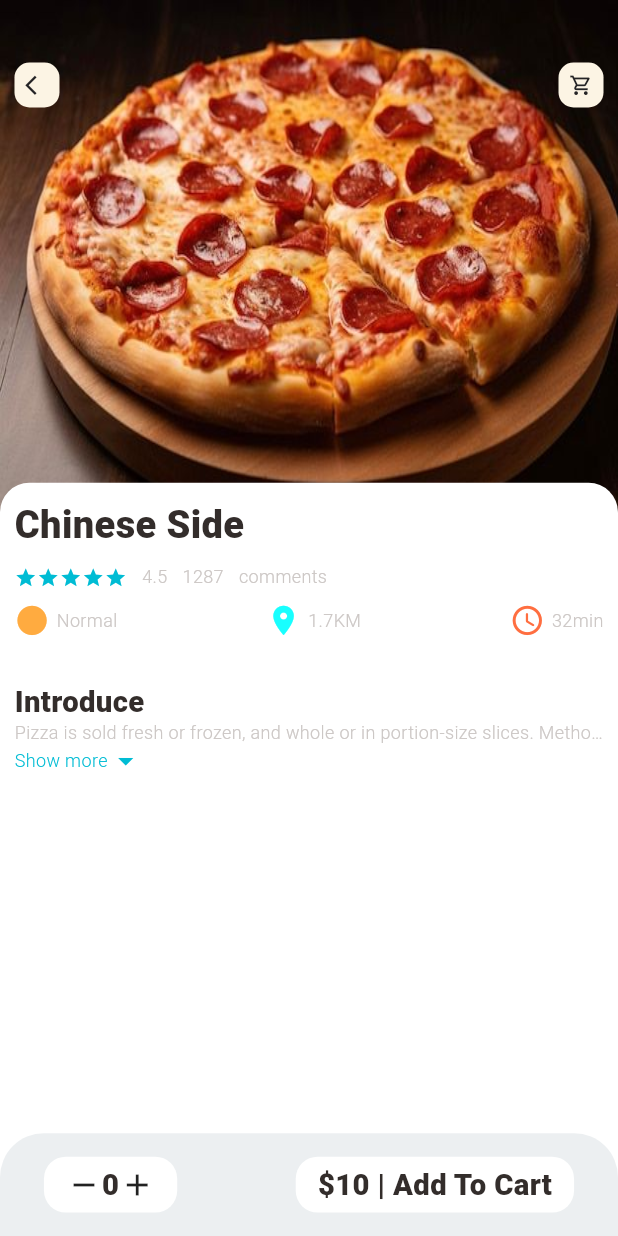
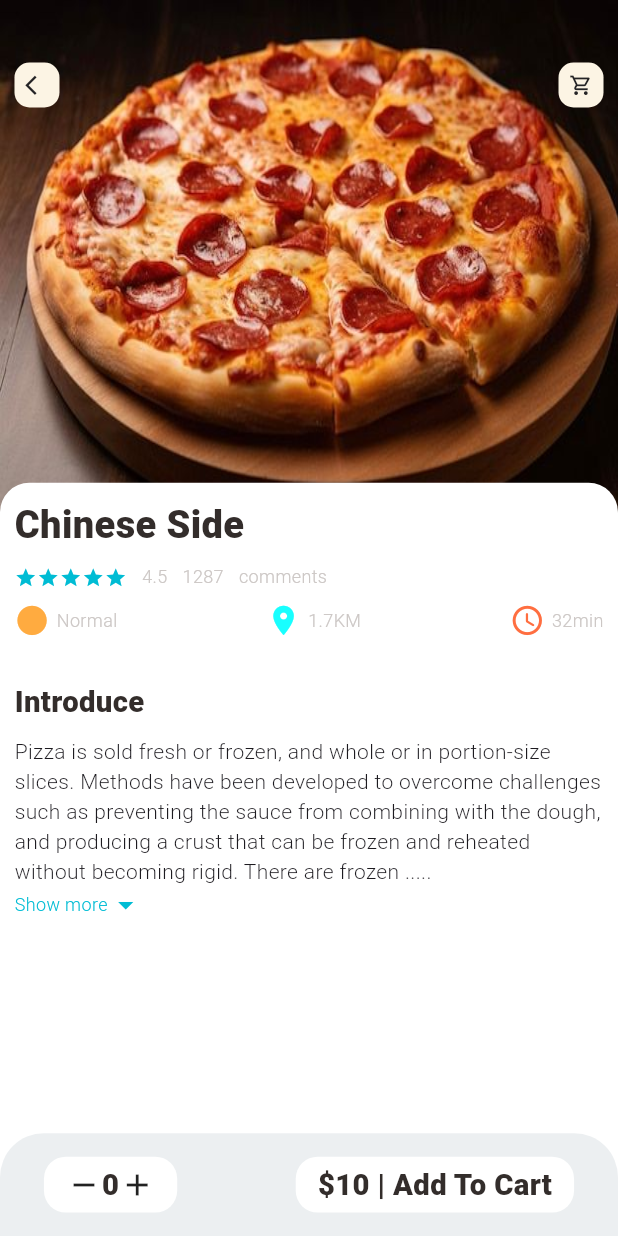
Before and after one commit to Kaser-slaiby/food_delivery, a Flutter app: the screen it shows after launch, on a phone screen of 412 x 824 dp. Run offline on Flutter 3.47's test engine with Material 3 defaults, Android fonts, the phone set to English and light mode, and no system bars; our stand-ins replace dots_indicator, get.

Commit message:
expandeable_text

```diff
--- a/lib/pages/food/popular_food_detail.dart
+++ b/lib/pages/food/popular_food_detail.dart
@@ -71,9 +71,42 @@ class PopularFoodDetail extends StatelessWidget {
                   BigText(
                     text: "Introduce",
                   ),
-                  ExpandabelText(
-                    text:
-                        "Pizza is sold fresh or frozen, and whole or in portion-size slices. Methods have been developed to overcome challenges such as preventing the sauce from combining with the dough, and producing a crust that can be frozen and reheated without becoming rigid. There are frozen pizzas with raw ingredients and self-rising crusts.",
+                  SizedBox(
+                    height: Dimensions.height20,
+                  ),
+                  Expanded(
+                    child: SingleChildScrollView(
+                      child: ExpandabelText(
+                        text: "Pizza is sold fresh or frozen, "
+                            "and whole or in portion-size slices. "
+                            "Methods have been developed to overcome "
+                            "challenges such as preventing the sauce "
+                            "from combining with the dough, and producing a crust that can be frozen and reheated without"
+                            " becoming rigid."
+                            " There are frozen pizzas with raw ingredients and self-rising crusts."
+                            "Pizza is sold fresh or frozen, "
+                            "and whole or in portion-size slices. "
+                            "Methods have been developed to overcome "
+                            "challenges such as preventing the sauce "
+                            "from combining with the dough, and producing a crust that can be frozen and reheated without "
+                            "becoming rigid."
+                            " There are frozen pizzas with raw ingredients and self-rising crusts."
+                            "Pizza is sold fresh or frozen, "
+                            "and whole or in portion-size slices. "
+                            "Methods have been developed to overcome "
+                            "challenges such as preventing the sauce "
+                            "from combining with the dough, and producing a crust that can be frozen and reheated without "
+                            "becoming rigid."
+                            " There are frozen pizzas with raw ingredients and self-rising crusts."
+                            "Pizza is sold fresh or frozen, "
+                            "and whole or in portion-size slices. "
+                            "Methods have been developed to overcome "
+                            "challenges such as preventing the sauce "
+                            "from combining with the dough, and producing a crust that can be frozen and reheated without "
+                            "becoming rigid."
+                            " There are frozen pizzas with raw ingredients and self-rising crusts.",
+                      ),
+                    ),
                   ),
                 ],
               ),
--- a/lib/utils/dimensions.dart
+++ b/lib/utils/dimensions.dart
@@ -40,6 +40,7 @@ class Dimensions {
   static double width45 = screenHeight / 19.777;
 
   //font size
+  static double font16 = screenHeight / 52.75;
   static double font20 = screenHeight / 42.2;
   static double font26 = screenHeight / 32.46;
 
--- a/lib/widgets/expandable_text.dart
+++ b/lib/widgets/expandable_text.dart
@@ -18,7 +18,7 @@ class _ExpandabelTextState extends State<ExpandabelText> {
   late String secondHalf;
 
   bool hiddenText = true;
-  double textHeight = Dimensions.screenHeight / 5.63;
+  double textHeight = Dimensions.screenHeight / 3;
 
   @override
   void initState() {
@@ -40,13 +40,11 @@ class _ExpandabelTextState extends State<ExpandabelText> {
   Widget build(BuildContext context) {
     return Container(
       child: secondHalf.isEmpty
-          ? SmallText(text: firstHalf)
+          ? Text(firstHalf)
           : Column(
               children: [
-                SmallText(
-                  text: hiddenText
-                      ? (firstHalf + "...")
-                      : (firstHalf + secondHalf),
+                Text(
+                  hiddenText ? (firstHalf + ".....") : (firstHalf + secondHalf),
                 ),
                 InkWell(
                   onTap: () {
@@ -56,14 +54,12 @@ class _ExpandabelTextState extends State<ExpandabelText> {
                   },
                   child: Row(
                     children: [
-                      SmallText(
-                        text: "Show more",
-                        color: Colors.cyan,
-                      ),
+                      SmallText(text: "Show more", color: Colors.cyan),
                       Icon(
-                        Icons.arrow_drop_down,
-                        color: Colors.cyan,
-                      ),
+                          hiddenText
+                              ? Icons.arrow_drop_down
+                              : Icons.arrow_drop_up,
+                          color: Colors.cyan),
                     ],
                   ),
                 )
```
